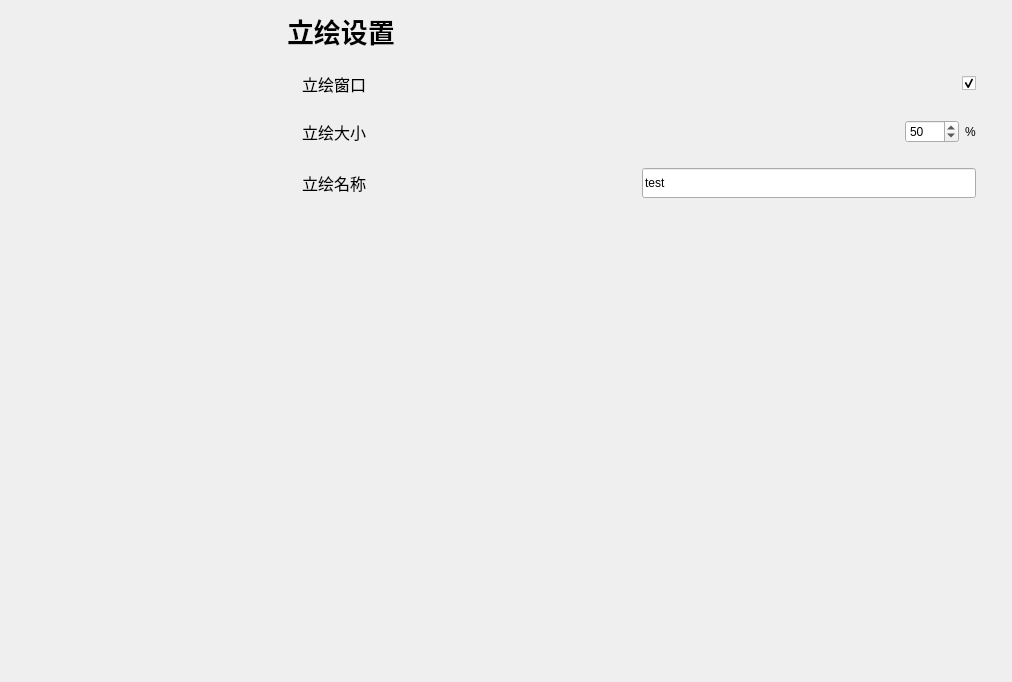
Before: the Qt Designer form mainwindow.ui in Zao-chen/ZcChat, drawn with Qt 5.
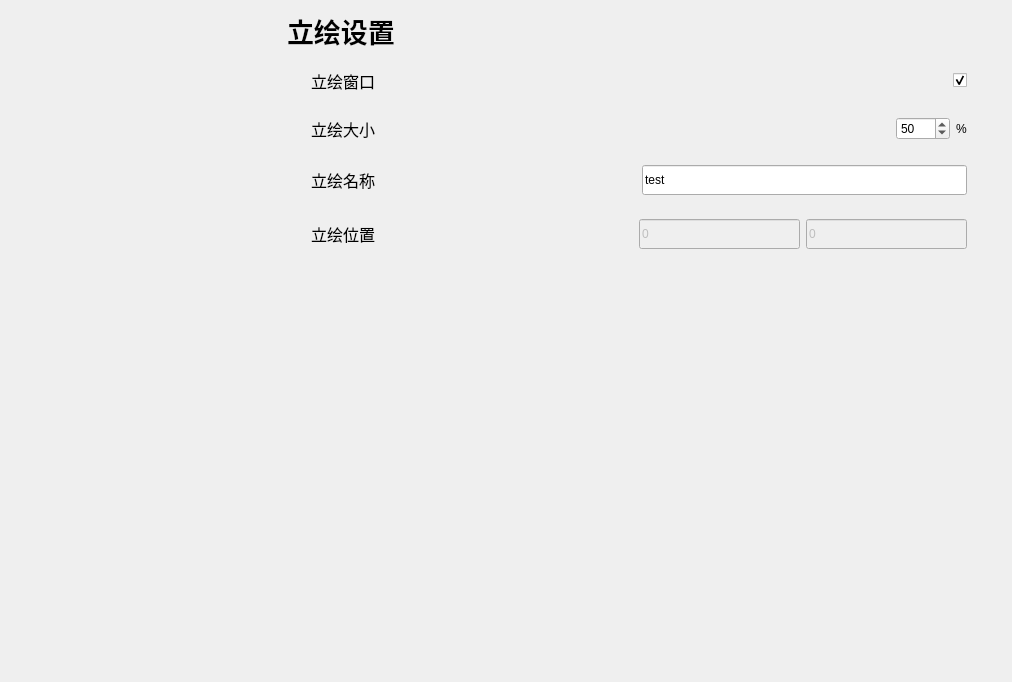
After: the same form once the commit is applied. Custom widgets are drawn as their Qt base class.

Commit message: [feat] 立绘启动位置保存

What changed in the file:
```diff
--- a/mainwindow.ui
+++ b/mainwindow.ui
@@ -94,16 +94,7 @@
           <number>0</number>
          </property>
          <widget class="QWidget" name="page">
-          <layout class="QVBoxLayout" name="verticalLayout" stretch="0,0,0,1">
-           <property name="leftMargin">
-            <number>0</number>
-           </property>
-           <property name="topMargin">
-            <number>12</number>
-           </property>
-           <property name="rightMargin">
-            <number>0</number>
-           </property>
+          <layout class="QVBoxLayout" name="verticalLayout" stretch="0,0,0,0,1">
            <item>
             <widget class="ElaScrollPageArea" name="widget_2" native="true">
              <layout class="QHBoxLayout" name="horizontalLayout_4">
@@ -238,6 +229,65 @@
              </layout>
             </widget>
            </item>
+           <item>
+            <widget class="ElaScrollPageArea" name="widget_10" native="true">
+             <layout class="QHBoxLayout" name="horizontalLayout_11" stretch="2,1,1">
+              <property name="leftMargin">
+               <number>15</number>
+              </property>
+              <property name="rightMargin">
+               <number>15</number>
+              </property>
+              <item>
+               <widget class="ElaText" name="label_11">
+                <property name="font">
+                 <font>
+                  <pointsize>12</pointsize>
+                 </font>
+                </property>
+                <property name="text">
+                 <string>立绘位置</string>
+                </property>
+               </widget>
+              </item>
+              <item>
+               <widget class="ElaLineEdit" name="lineEdit_tachi_location_x">
+                <property name="enabled">
+                 <bool>false</bool>
+                </property>
+                <property name="minimumSize">
+                 <size>
+                  <width>0</width>
+                  <height>30</height>
+                 </size>
+                </property>
+                <property name="text">
+                 <string>0</string>
+                </property>
+               </widget>
+              </item>
+              <item>
+               <widget class="ElaLineEdit" name="lineEdit_tachi_location_y">
+                <property name="enabled">
+                 <bool>false</bool>
+                </property>
+                <property name="minimumSize">
+                 <size>
+                  <width>0</width>
+                  <height>30</height>
+                 </size>
+                </property>
+                <property name="text">
+                 <string>0</string>
+                </property>
+                <property name="alignment">
+                 <set>Qt::AlignmentFlag::AlignLeading|Qt::AlignmentFlag::AlignLeft|Qt::AlignmentFlag::AlignVCenter</set>
+                </property>
+               </widget>
+              </item>
+             </layout>
+            </widget>
+           </item>
            <item>
             <spacer name="verticalSpacer">
              <property name="orientation">
```
The commit also changes 4 other files.
